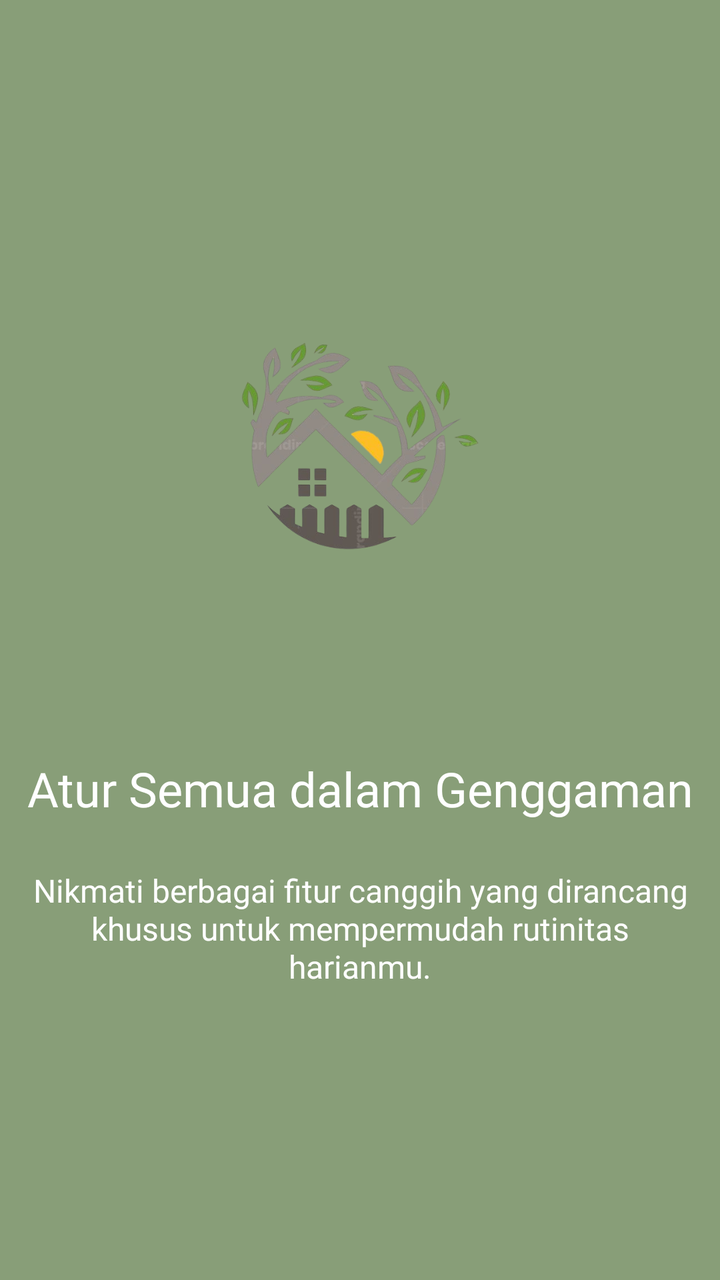
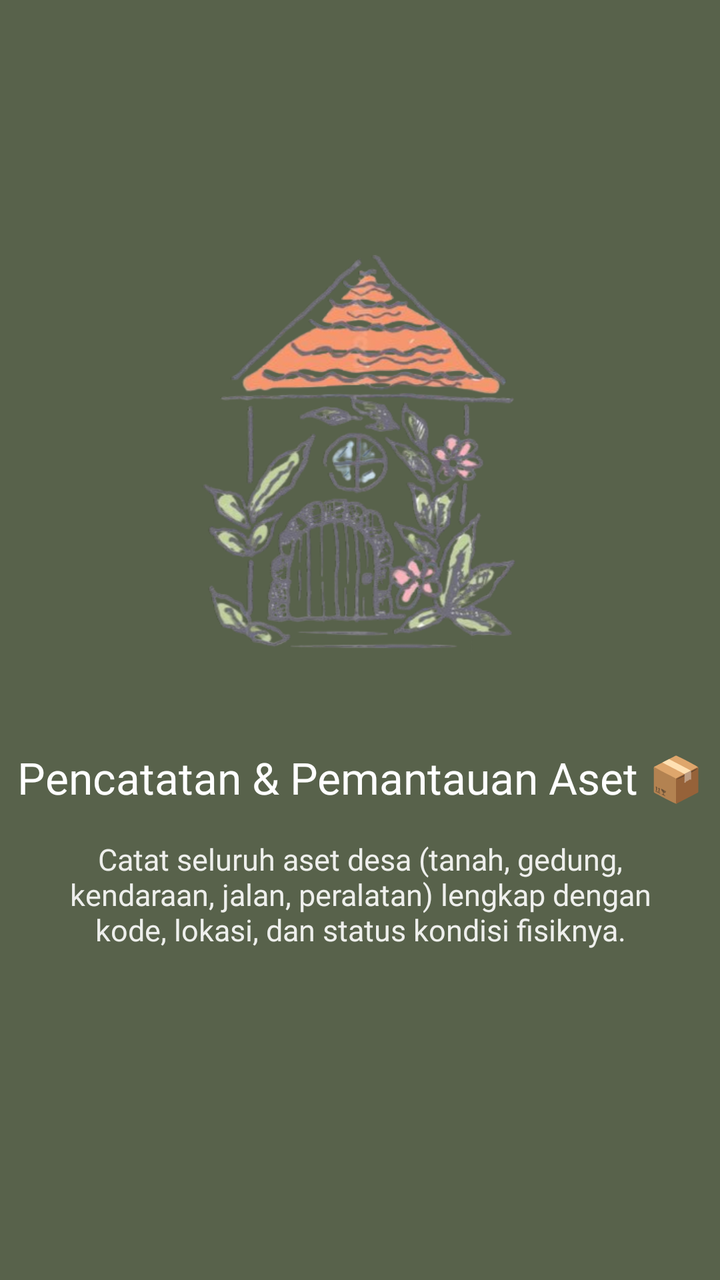

Two renders of the same Android screen: before a commit and after it. Below are the layout's source before the change and the commit's diff.
<!-- AndroidManifest.xml: application theme Theme.Elincortis -->
<!-- res/layout/fragment_tutorial2.xml -->
<androidx.constraintlayout.widget.ConstraintLayout
    xmlns:android="http://schemas.android.com/apk/res/android"
    xmlns:app="http://schemas.android.com/apk/res-auto"
    xmlns:tools="http://schemas.android.com/tools"
    android:layout_width="match_parent"
    android:layout_height="match_parent"
    android:background="#889E78"
    tools:context=".About.Tutorial.Tutorial2Fragment">

    <ImageView
        android:id="@+id/imageView4"
        android:layout_width="251dp"
        android:layout_height="206dp"
        android:layout_marginTop="120dp"
        android:src="@drawable/gambar"
        app:layout_constraintEnd_toEndOf="parent"
        app:layout_constraintStart_toStartOf="parent"
        app:layout_constraintTop_toTopOf="parent" />

    <TextView
        android:id="@+id/textView8"
        android:layout_width="wrap_content"
        android:layout_height="wrap_content"
        android:layout_marginTop="52dp"
        android:text="Atur Semua dalam Genggaman"
        android:fontFamily="@font/poppins_bold"
        android:textAlignment="center"
        android:textColor="#FFFFFF"
        android:textSize="24sp"
        app:layout_constraintEnd_toEndOf="parent"
        app:layout_constraintHorizontal_bias="0.498"
        app:layout_constraintStart_toStartOf="parent"
        app:layout_constraintTop_toBottomOf="@+id/imageView4" />

    <TextView
        android:id="@+id/textView9"
        android:layout_width="340dp"
        android:layout_height="wrap_content"
        android:layout_marginTop="24dp"
        android:fontFamily="@font/poppins_bold"
        android:text="Nikmati berbagai fitur canggih yang dirancang khusus untuk mempermudah rutinitas harianmu."
        android:textAlignment="center"
        android:textColor="#FFFFFF"
        android:textSize="16sp"
        app:layout_constraintEnd_toEndOf="parent"
        app:layout_constraintHorizontal_bias="0.498"
        app:layout_constraintStart_toStartOf="parent"
        app:layout_constraintTop_toBottomOf="@+id/textView8" />

</androidx.constraintlayout.widget.ConstraintLayout>
<!-- resources referenced by this layout -->
<resources>
  <!-- drawable gambar: png bitmap (drawable, 138764 bytes) -->
  <style name="Theme.Elincortis" parent="Base.Theme.Elincortis" />
  <style name="Base.Theme.Elincortis" parent="Theme.MaterialComponents.DayNight.NoActionBar">
  
          
          <item name="colorPrimary">@color/sage_primary</item>
          <item name="colorPrimaryVariant">@color/sage_toolbar_dark</item>
          <item name="colorOnPrimary">@color/sage_on_primary</item>
  
          
          <item name="colorSecondary">@color/sage_accent</item>
          <item name="colorSecondaryVariant">@color/sage_secondary</item>
          <item name="colorOnSecondary">@color/sage_on_secondary</item>
  
          
          <item name="android:colorBackground">@color/sage_background</item>
          <item name="colorOnBackground">@color/sage_on_background</item>
          <item name="colorSurface">@color/sage_surface</item>
          <item name="colorOnSurface">@color/sage_on_surface</item>
  
          
          <item name="colorError">@color/sage_error</item>
          <item name="colorOnError">@color/sage_on_error</item>
  
          
          <item name="android:statusBarColor">@color/sage_toolbar_dark</item>
          <item name="android:navigationBarColor">@color/sage_surface</item>
      </style>
  <color name="sage_primary">#6B7F5D</color>
  <color name="sage_toolbar_dark">#526140</color>
  <color name="sage_on_primary">#FFFFFF</color>
  <color name="sage_accent">#8BA870</color>
  <color name="sage_secondary">#58624B</color>
  <color name="sage_on_secondary">#FFFFFF</color>
  <color name="sage_background">#F8FAF5</color>
  <color name="sage_on_background">#1A1C18</color>
  <color name="sage_surface">#F8FAF5</color>
  <color name="sage_on_surface">#1A1C18</color>
  <color name="sage_error">#BA1A1A</color>
  <color name="sage_on_error">#FFFFFF</color>
</resources>

<!-- the commit's change to res/layout/fragment_tutorial2.xml (unified diff, before → after) -->
@@ -1,10 +1,11 @@
+<?xml version="1.0" encoding="utf-8"?>
 <androidx.constraintlayout.widget.ConstraintLayout
     xmlns:android="http://schemas.android.com/apk/res/android"
     xmlns:app="http://schemas.android.com/apk/res-auto"
     xmlns:tools="http://schemas.android.com/tools"
     android:layout_width="match_parent"
     android:layout_height="match_parent"
-    android:background="#889E78"
+    android:background="@color/sage_secondary"
     tools:context=".About.Tutorial.Tutorial2Fragment">
 
     <ImageView
@@ -12,7 +13,7 @@
         android:layout_width="251dp"
         android:layout_height="206dp"
         android:layout_marginTop="120dp"
-        android:src="@drawable/gambar"
+        android:src="@drawable/gambar1"
         app:layout_constraintEnd_toEndOf="parent"
         app:layout_constraintStart_toStartOf="parent"
         app:layout_constraintTop_toTopOf="parent" />
@@ -21,12 +22,12 @@
         android:id="@+id/textView8"
         android:layout_width="wrap_content"
         android:layout_height="wrap_content"
-        android:layout_marginTop="52dp"
-        android:text="Atur Semua dalam Genggaman"
+        android:layout_marginTop="48dp"
         android:fontFamily="@font/poppins_bold"
+        android:text="Pencatatan &amp; Pemantauan Aset 📦"
         android:textAlignment="center"
         android:textColor="#FFFFFF"
-        android:textSize="24sp"
+        android:textSize="22sp"
         app:layout_constraintEnd_toEndOf="parent"
         app:layout_constraintHorizontal_bias="0.498"
         app:layout_constraintStart_toStartOf="parent"
@@ -34,14 +35,15 @@
 
     <TextView
         android:id="@+id/textView9"
-        android:layout_width="340dp"
+        android:layout_width="320dp"
         android:layout_height="wrap_content"
-        android:layout_marginTop="24dp"
+        android:layout_marginTop="16dp"
         android:fontFamily="@font/poppins_bold"
-        android:text="Nikmati berbagai fitur canggih yang dirancang khusus untuk mempermudah rutinitas harianmu."
+        android:text="Catat seluruh aset desa (tanah, gedung, kendaraan, jalan, peralatan) lengkap dengan kode, lokasi, dan status kondisi fisiknya."
         android:textAlignment="center"
         android:textColor="#FFFFFF"
-        android:textSize="16sp"
+        android:textSize="15sp"
+        android:alpha="0.9"
         app:layout_constraintEnd_toEndOf="parent"
         app:layout_constraintHorizontal_bias="0.498"
         app:layout_constraintStart_toStartOf="parent"
<!-- resource entries referenced after the edit -->
@@ -1,6 +1,5 @@
 <!-- resources referenced by this layout -->
 <resources>
-  <!-- drawable gambar: png bitmap (drawable, 138764 bytes) -->
   <style name="Theme.Elincortis" parent="Base.Theme.Elincortis" />
   <style name="Base.Theme.Elincortis" parent="Theme.MaterialComponents.DayNight.NoActionBar">
   
@@ -33,6 +32,7 @@
   <color name="sage_on_primary">#FFFFFF</color>
   <color name="sage_accent">#8BA870</color>
   <color name="sage_secondary">#58624B</color>
+  <!-- drawable gambar1: png bitmap (drawable, 190903 bytes) -->
   <color name="sage_on_secondary">#FFFFFF</color>
   <color name="sage_background">#F8FAF5</color>
   <color name="sage_on_background">#1A1C18</color>
